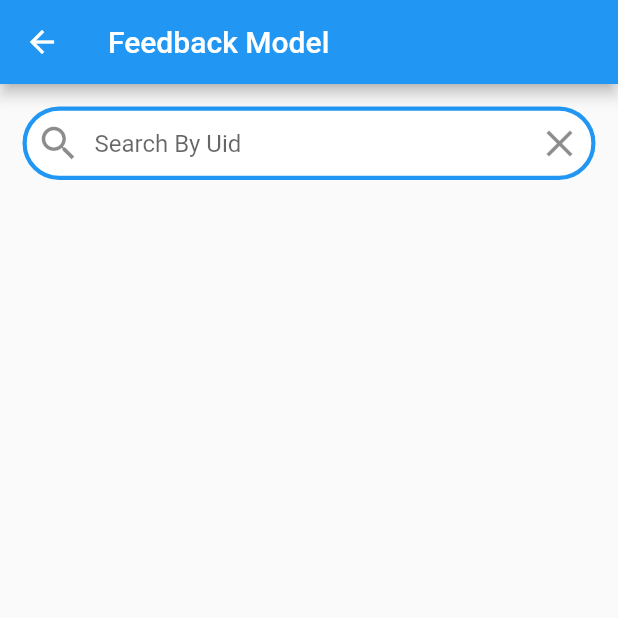
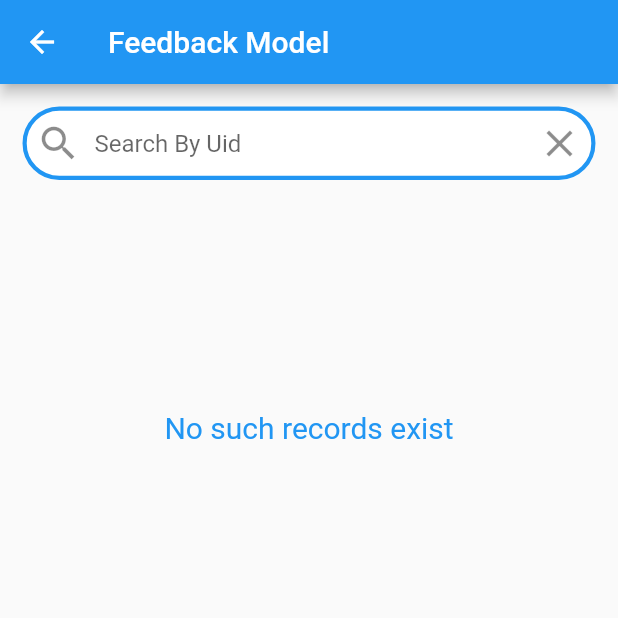
Before and after one commit to shubhamjain25/Customer-Support-Chat-App, a Flutter app: the screen it shows once a user with an empty profile is signed in, after a tap on "Queries Screen", on a phone screen of 412 x 824 dp, the top half of it. Run offline on Flutter 3.47's test engine with Material 2 defaults, Android fonts, the phone set to English and light mode, and no system bars; our stand-ins replace basic_utils, chat_bubbles, cloud_firestore, firebase_auth, firebase_core; missing offline and left inert: dash_chat, loading_animations; accounts and stored records are empty; network calls fail.

```diff
--- a/lib/data/user_model.dart
+++ b/lib/data/user_model.dart
@@ -3,6 +3,7 @@ import 'package:customer_support_app/data/message_model.dart';
 class CustomUser{
   int userId;
   List<Message> messageList;
+  bool chatRoomExists;
 
-  CustomUser({required this.userId, required this.messageList});
+  CustomUser({required this.userId, required this.messageList, this.chatRoomExists=false});
 }
--- a/lib/screens/chat_screen2.dart
+++ b/lib/screens/chat_screen2.dart
@@ -133,7 +133,7 @@ class _ChatScreen2State extends State<ChatScreen2> {
                 dateFormat: DateFormat('yyyy-MMM-dd'),
                 timeFormat: DateFormat('HH:mm'),
                 messages: messagesList2,
-                showUserAvatar: false,
+                showUserAvatar: true,
                 showAvatarForEveryMessage: false,
                 scrollToBottom: true,
                 onPressAvatar: (ChatUser user) {
@@ -148,6 +148,7 @@ class _ChatScreen2State extends State<ChatScreen2> {
                 inputTextStyle: TextStyle(fontSize: 16.0),
                 inputContainerStyle: BoxDecoration(
                   border: Border.all(width: 0.0),
+                  borderRadius: BorderRadius.circular(12),
                   color: Colors.white,
                 ),
                 // messageDecorationBuilder: (ChatMessage msg, bool? isUser){
--- a/lib/screens/home_page.dart
+++ b/lib/screens/home_page.dart
@@ -1,4 +1,5 @@
 import 'package:customer_support_app/screens/query_screen.dart';
+import 'package:customer_support_app/services/database.dart';
 import 'package:firebase_auth/firebase_auth.dart';
 import 'package:flutter/material.dart';
 
@@ -48,7 +49,7 @@ class HomePage extends StatelessWidget {
                 ),
               ),
             ),
-            SizedBox(
+            const SizedBox(
               height: 50,
             ),
             Container(
@@ -77,6 +78,35 @@ class HomePage extends StatelessWidget {
                 ),
               ),
             ),
+            const SizedBox(
+              height: 50,
+            ),
+            // Container(
+            //   // color: Colors.black,
+            //   child: Center(
+            //     child: GestureDetector(
+            //       onTap: () {
+            //         DatabaseMethods().getChatRoomsID();
+            //       },
+            //       child: Container(
+            //         alignment: Alignment.center,
+            //         width: double.infinity,
+            //         height: 65.0,
+            //         decoration: BoxDecoration(
+            //             color: Colors.white,
+            //             borderRadius: BorderRadius.circular(20)),
+            //         child: const Text(
+            //           "Queries 2",
+            //           textAlign: TextAlign.center,
+            //           style: TextStyle(
+            //               fontSize: 20,
+            //               fontWeight: FontWeight.w400,
+            //               color: Colors.black),
+            //         ),
+            //       ),
+            //     ),
+            //   ),
+            // ),
           ],
         ),
       ),
--- a/lib/screens/query_screen.dart
+++ b/lib/screens/query_screen.dart
@@ -20,10 +20,12 @@ class QueriesScreen extends StatefulWidget {
 }
 
 class _QueriesScreenState extends State<QueriesScreen> {
-  List<CustomUser> userList =
-      []; // to store users with their corresponding mapped messages.
-  Map<int, List<Message>> messageMap =
-      {}; // to get mapped messages from sheet, mapped to user ids.
+
+  List<CustomUser> allUserList = []; // to store all users with their corresponding mapped messages.
+  List<CustomUser> requiredUserList = [];
+  Map<int, List<Message>> messageMap = {}; // to get mapped messages from sheet, mapped to user ids.
+  List<int> roomIDList = [];
+  final fieldText = TextEditingController();
 
   String searchString = "";
   bool isLoading = false;
@@ -36,7 +38,7 @@ class _QueriesScreenState extends State<QueriesScreen> {
     messageMap = await FeedbackModel().getFeedback();
 
     messageMap.forEach((userId, messageList) {
-      userList.add(CustomUser(userId: userId, messageList: messageList));
+      allUserList.add(CustomUser(userId: userId, messageList: messageList));
 
       print('$userId');
       messageList.forEach((element) {
@@ -54,12 +56,20 @@ class _QueriesScreenState extends State<QueriesScreen> {
       isLoading = true;
     });
 
+    roomIDList = await DatabaseMethods().getChatRoomsID();
+    print("<HAVE ROOM ID LIST>");
     messageMap = await DatabaseMethods().getMessagesByUserID();
+    print("<HAVE MESSAGE MAP>");
 
     messageMap.forEach((userId, messageList) {
       messageList.sort((a, b) => a.timestamp
           .compareTo(b.timestamp)); // to sort messages based on timestamp
-      userList.add(CustomUser(userId: userId, messageList: messageList));
+      if (roomIDList.contains(userId)) {
+        allUserList.add(CustomUser(
+            userId: userId, messageList: messageList, chatRoomExists: true));
+      } else {
+        allUserList.add(CustomUser(userId: userId, messageList: messageList));
+      }
 
       print('$userId');
       messageList.forEach((element) {
@@ -67,17 +77,34 @@ class _QueriesScreenState extends State<QueriesScreen> {
       });
     });
 
+    requiredUserList = allUserList;
+
     setState(() {
       isLoading = false;
     });
   }
 
-  void searchBtnTapped() async {
+  void searchBtnTapped() {
     print("SearchButtonTapped for: " + searchString);
-    await DatabaseMethods().getUserByUsername(searchString);
-    // DatabaseMethods().getUserByUsername(searchString).get().then((val){
-    //   print(val.toString());
-    // });
+    List<CustomUser> searchedList = [];
+    for (var element in allUserList) {
+      if (element.userId.toString().contains(searchString)) {
+        searchedList.add(element);
+      }
+    }
+    requiredUserList = searchedList;
+    setState(() {});
+    print("After");
+  }
+
+  void crossBtnTapped() async {
+    fieldText.clear();
+
+    print("CrossBtnTapped");
+
+    requiredUserList = allUserList;
+
+    setState(() {});
     print("After");
   }
 
@@ -115,6 +142,7 @@ class _QueriesScreenState extends State<QueriesScreen> {
                 Padding(
                   padding: const EdgeInsets.all(15.0),
                   child: TextField(
+                    controller: fieldText,
                     onChanged: (value) {
                       searchString = value;
                     },
@@ -146,24 +174,64 @@ class _QueriesScreenState extends State<QueriesScreen> {
                           Icons.clear,
                           size: 30.0,
                         ),
-                        onPressed: () {},
+                        onPressed: () {
+                          crossBtnTapped();
+                        },
                       ),
                     ),
                   ),
                 ),
                 Container(
-                  // margin: const EdgeInsets.symmetric(vertical: 15),
-                  child: ListView.builder(
+                  child: buildRowContainers(requiredUserList),
+                ),
+                // Container(
+                //   // margin: const EdgeInsets.symmetric(vertical: 15),
+                //   child: userList.isNotEmpty
+                //       ? ListView.builder(
+                //           shrinkWrap: true,
+                //           itemCount: userList.length,
+                //           physics: BouncingScrollPhysics(),
+                //           itemBuilder: (context, index) {
+                //             return FeedbackTile(
+                //               userID: userList[index].userId,
+                //               messageBody: userList[index].messageList,
+                //               chatRoomExists: userList[index].chatRoomExists,
+                //             );
+                //           })
+                //       : const Center(
+                //           child: Text(
+                //             "No such record exist",
+                //             style:
+                //                 TextStyle(color: Colors.blue, fontSize: 20.0),
+                //           ),
+                //         ),
+                // ),
+              ],
+            ),
+          );
+  }
+
+  Widget buildRowContainers(List<CustomUser> userList) {
+    return userList.isNotEmpty
+        ? ListView.builder(
             shrinkWrap: true,
             itemCount: userList.length,
             physics: BouncingScrollPhysics(),
             itemBuilder: (context, index) {
               return FeedbackTile(
                 userID: userList[index].userId,
-                            messageBody: userList[index].messageList);
-                      }),
+                messageBody: userList[index].messageList,
+                chatRoomExists: userList[index].chatRoomExists,
+              );
+            })
+        : Container(
+            width: double.infinity,
+            height: 300,
+            child: const Center(
+              child: Text(
+                "No such records exist",
+                style: TextStyle(color: Colors.blue, fontSize: 20.0),
               ),
-              ],
             ),
           );
   }
@@ -172,8 +240,12 @@ class _QueriesScreenState extends State<QueriesScreen> {
 class FeedbackTile extends StatefulWidget {
   int userID;
   List<Message> messageBody;
+  bool chatRoomExists;
 
-  FeedbackTile({required this.userID, required this.messageBody});
+  FeedbackTile(
+      {required this.userID,
+      required this.messageBody,
+      this.chatRoomExists = false});
 
   @override
   State<FeedbackTile> createState() => _FeedbackTileState();
@@ -183,9 +255,9 @@ class _FeedbackTileState extends State<FeedbackTile> {
   bool isMessageLoading = false;
 
   messageBtnTapped() async {
+    widget.chatRoomExists = true;
     isMessageLoading = true;
-    setState(() {
-    });
+    setState(() {});
 
     String? currEmail = FirebaseAuth.instance.currentUser?.email;
     print(currEmail);
@@ -221,6 +293,7 @@ class _FeedbackTileState extends State<FeedbackTile> {
         child: Column(
           children: <Widget>[
             Row(
+              crossAxisAlignment: CrossAxisAlignment.start,
               mainAxisAlignment: MainAxisAlignment.spaceBetween,
               children: <Widget>[
                 Row(
@@ -251,7 +324,22 @@ class _FeedbackTileState extends State<FeedbackTile> {
                         backgroundColor: Colors.white,
                         inverted: true,
                       )
-                    : GestureDetector(
+                    : Row(
+                        children: [
+                          Container(
+                            width: 20.0,
+                            height: 20.0,
+                            decoration: BoxDecoration(
+                              color: widget.chatRoomExists
+                                  ? Colors.green
+                                  : Colors.red,
+                              shape: BoxShape.circle,
+                            ),
+                          ),
+                          SizedBox(
+                            width: 20,
+                          ),
+                          GestureDetector(
                             onTap: () {
                               messageBtnTapped();
                             },
@@ -269,6 +357,8 @@ class _FeedbackTileState extends State<FeedbackTile> {
                                 style: TextStyle(fontWeight: FontWeight.w500),
                               ),
                             ),
+                          ),
+                        ],
                       ),
               ],
             ),
--- a/lib/services/database.dart
+++ b/lib/services/database.dart
@@ -148,6 +148,35 @@ class DatabaseMethods {
     });
   }
 
+  Future<List<int>> getChatRoomsID() async{
+    List<int> roomIDList = [];
+
+    await FirebaseFirestore.instance
+        .collection("ChatRoom")
+        .get()
+        .then((value) {
+      var searchSnapshot = value;
+      var documents = searchSnapshot.docs;
+      documents.forEach((eachDocument) {
+        int roomID = eachDocument.data()["roomID"];
+        roomIDList.add(roomID);
+      });
+    });
+
+    // await FirebaseFirestore.instance.collection("ChatRoom").snapshots().forEach((snapshot) {
+    //   final qs = snapshot;
+    //   print("Printing Stuff---> ");
+    //   print(qs.docs);
+    //   qs.docs.forEach((query) {
+    //     print(query.data()["roomID"]);
+    //     int roomID = query.data()["roomID"];
+    //     roomIDList.add(roomID);
+    //   });
+    // });
+    print("<---Returning Stuff-->>");
+    return roomIDList;
+  }
+
   changeConversationMessages() {}
 
   uploadUserInfo(userMap) {
```
Lines whose indentation alone changed are shown as unchanged.
